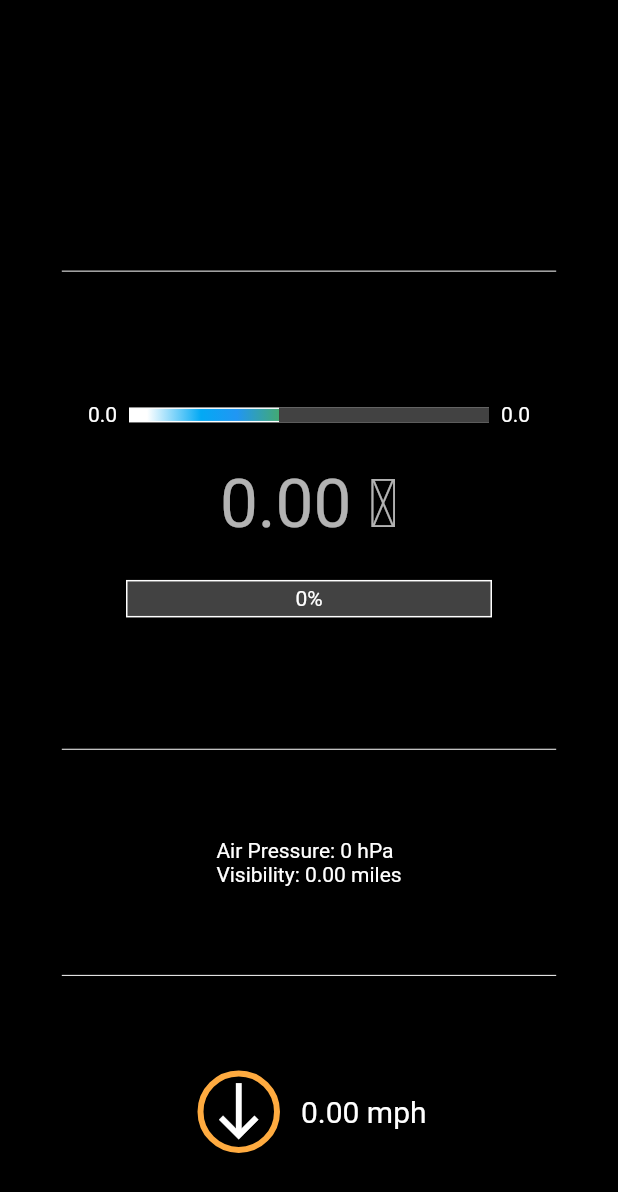
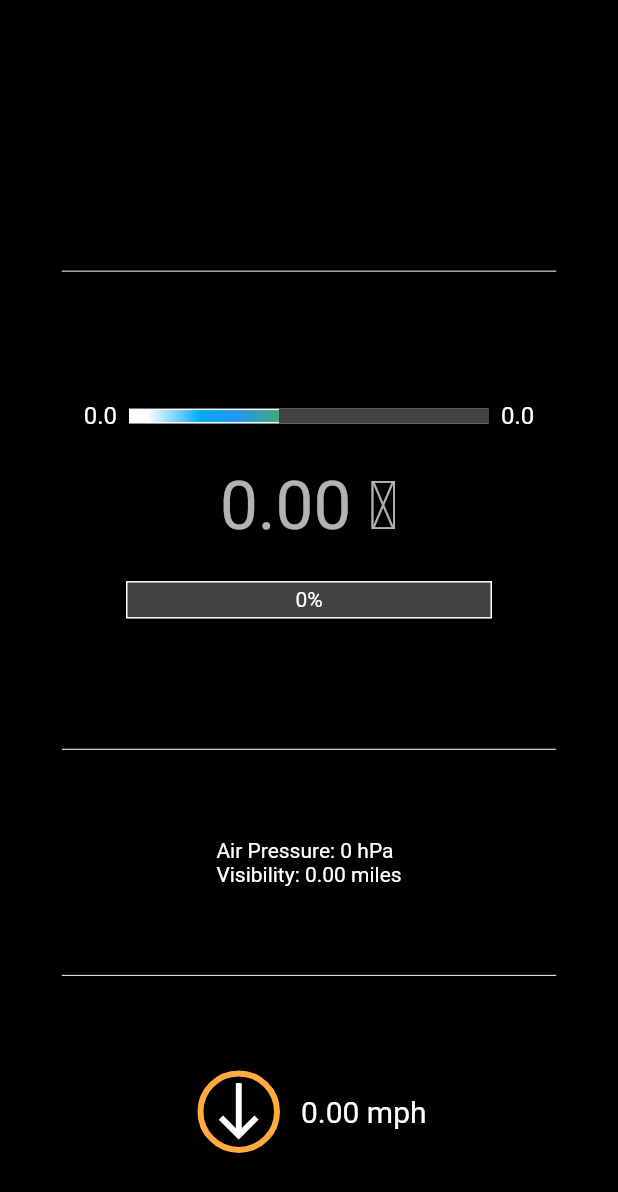
Before and after one commit to nobodyn0se/Weather_Now, a Flutter app: the WeatherWidget widget shown alone on an empty page, opened directly with empty values, on a phone screen of 412 x 824 dp. Shown: the top 1192 px of the screen. Run offline on Flutter 3.47's test engine with Material 2 defaults, Android fonts, the phone set to English and light mode, and no system bars; our stand-ins replace equatable, flutter_bloc, weather_icons.

Commit message:
Textstyle changed for low and high temp readings

```diff
--- a/lib/widgets/weather_widget.dart
+++ b/lib/widgets/weather_widget.dart
@@ -175,6 +175,7 @@ class WeatherWidget extends StatelessWidget {
           padding: const EdgeInsets.only(right: 8.0),
           child: Text(
             weather.minTemp!.toStringAsFixed(1),
+            style: Theme.of(context).textTheme.subtitle1,
           ),
         ),
         Stack(
@@ -213,6 +214,7 @@ class WeatherWidget extends StatelessWidget {
           padding: const EdgeInsets.only(left: 8.0),
           child: Text(
             weather.maxTemp!.toStringAsFixed(1),
+            style: Theme.of(context).textTheme.subtitle1,
           ),
         ),
       ],
```
